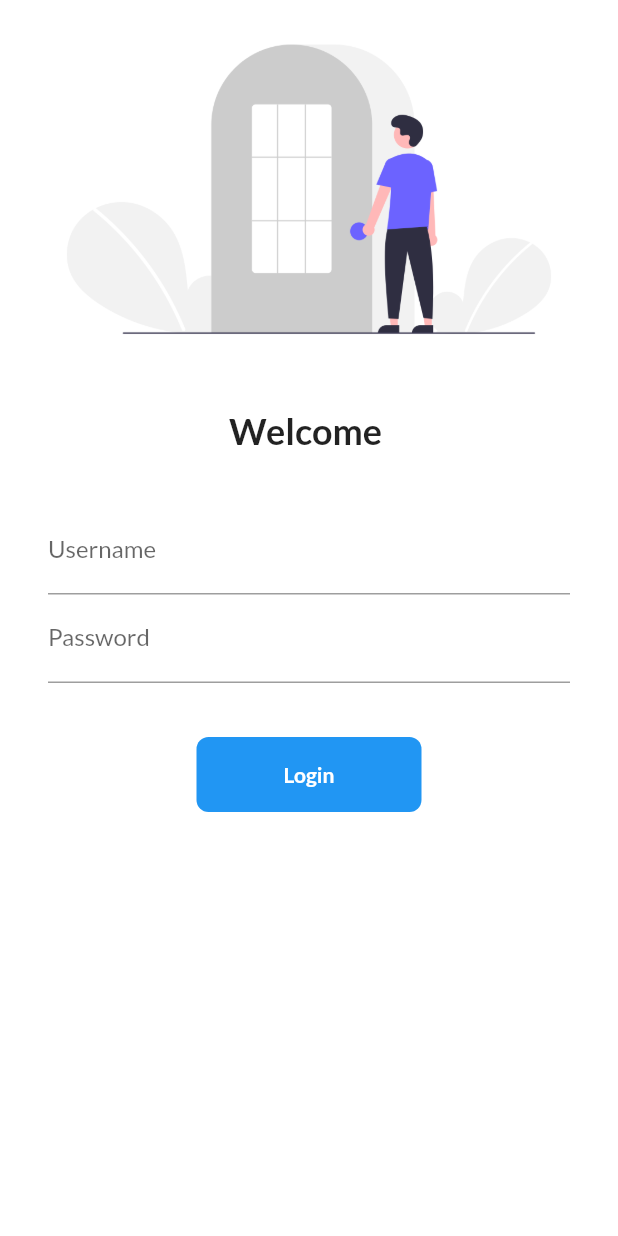
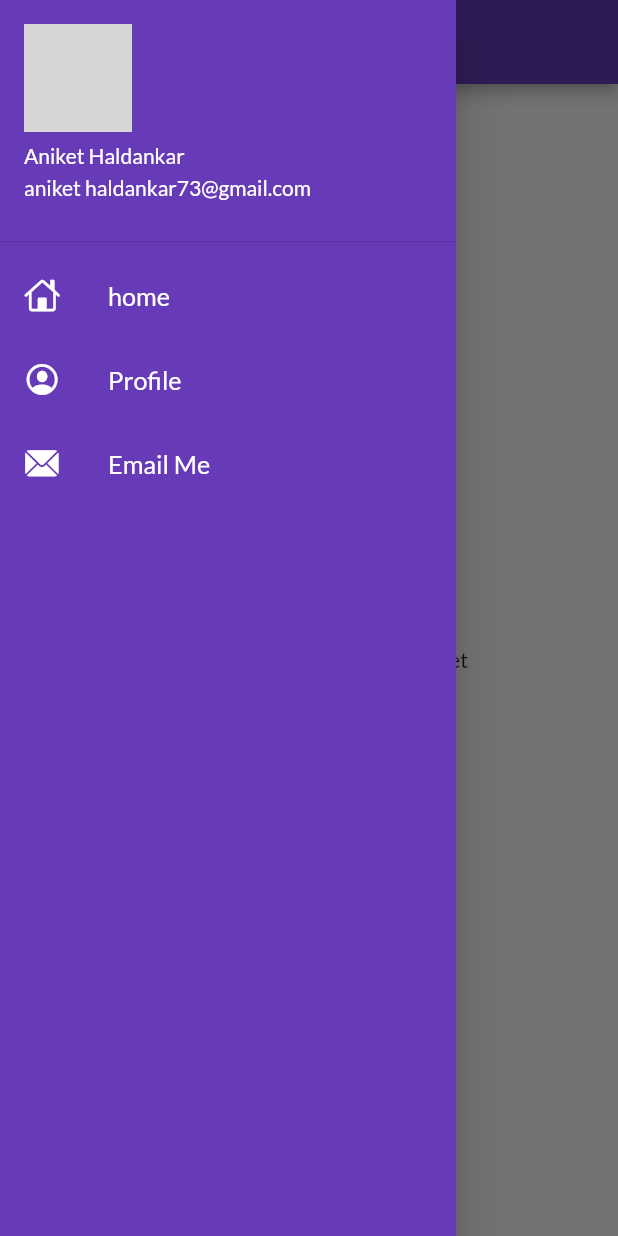
Before and after one commit to angrymiester/Flutter-Login-, a Flutter app: the screen it shows after launch, with the side drawer open (before the commit the screen has no drawer), on a phone screen of 412 x 824 dp. Run offline on Flutter 3.47's test engine with Material 2 defaults, Android fonts, the phone set to English and light mode, and no system bars; our stand-ins replace google_fonts; network calls fail; grey boxes are pictures that could not be loaded.

Commit message:
Day 9 appdrawer listtile leading

```diff
--- a/lib/main.dart
+++ b/lib/main.dart
@@ -22,7 +22,7 @@ class MyApp extends StatelessWidget {
       darkTheme: ThemeData(
         brightness: Brightness.dark,
       ),
-      initialRoute: "/",
+      initialRoute: Myroutes.homeroute,
       routes: {
         "/": (context) => LoginPage(),
         Myroutes.homeroute: (context) => HomePage(),
--- a/lib/pages/home_page.dart
+++ b/lib/pages/home_page.dart
@@ -1,4 +1,5 @@
 import "package:flutter/material.dart";
+import 'package:flutter_application_1/widgets/drawer.dart';
 
 class HomePage extends StatelessWidget {
   @override
@@ -8,14 +9,17 @@ class HomePage extends StatelessWidget {
   Widget build(BuildContext context) {
     return Scaffold(
       appBar: AppBar(
-        title: Text("Log in page"),
+        backgroundColor: Colors.deepPurple,
+        title: Text(
+          "Dashboard",
+        ),
       ),
       body: Center(
         child: Container(
           child: Text("Welcome to First App $days by $Name"),
         ),
       ),
-      drawer: Drawer(),
+      drawer: MyDrawer(),
     );
   }
 }
--- a/lib/pages/login_page.dart
+++ b/lib/pages/login_page.dart
@@ -89,7 +89,7 @@ class _LoginPageState extends State<LoginPage> {
                   height: 20.0,
                 ),
                 Material(
-                  color: Colors.blue,
+                  color: Colors.deepPurple,
                   borderRadius: BorderRadius.circular(changedButton ? 50 : 8),
                   child: InkWell(
                     onTap: () => moveToHome(context),
--- /dev/null
+++ b/lib/widgets/drawer.dart
@@ -0,0 +1,58 @@
+import 'package:flutter/cupertino.dart';
+import "package:flutter/material.dart";
+
+class MyDrawer extends StatelessWidget {
+  @override
+  Widget build(BuildContext context) {
+    final imageUrl =
+        "https://scontent.fbom15-1.fna.fbcdn.net/v/t1.6435-9/193474172_4010796222350081_875738313136126063_n.jpg?stp=dst-jpg_p640x640&_nc_cat=106&ccb=1-7&_nc_sid=e3f864&_nc_ohc=R6E32LTtfXIAX_vESB1&_nc_ht=scontent.fbom15-1.fna&oh=00_AT-5a5nhBBYcf44Cv7jNDFQudZtxcOhJLZshKcdnoQ0I_A&oe=6320F48B";
+    return Drawer(
+      child: Container(
+        color: Colors.deepPurple,
+        child: ListView(
+          padding: EdgeInsets.zero,
+          children: [
+            DrawerHeader(
+                padding: EdgeInsets.zero,
+                child: UserAccountsDrawerHeader(
+                    decoration: BoxDecoration(color: Colors.deepPurple),
+                    accountName: Text("Aniket Haldankar"),
+                    accountEmail: Text("aniket haldankar73@gmail.com"),
+                    currentAccountPicture:
+                        CircleAvatar(backgroundImage: NetworkImage(imageUrl)))),
+            ListTile(
+                leading: Icon(
+                  CupertinoIcons.home,
+                  color: Colors.white,
+                ),
+                title: Text(
+                  "home",
+                  textScaleFactor: 1.2,
+                  style: TextStyle(color: Colors.white),
+                )),
+            ListTile(
+                leading: Icon(
+                  CupertinoIcons.profile_circled,
+                  color: Colors.white,
+                ),
+                title: Text(
+                  "Profile",
+                  textScaleFactor: 1.2,
+                  style: TextStyle(color: Colors.white),
+                )),
+            ListTile(
+                leading: Icon(
+                  CupertinoIcons.mail_solid,
+                  color: Colors.white,
+                ),
+                title: Text(
+                  "Email Me",
+                  textScaleFactor: 1.2,
+                  style: TextStyle(color: Colors.white),
+                ))
+          ],
+        ),
+      ),
+    );
+  }
+}
```
